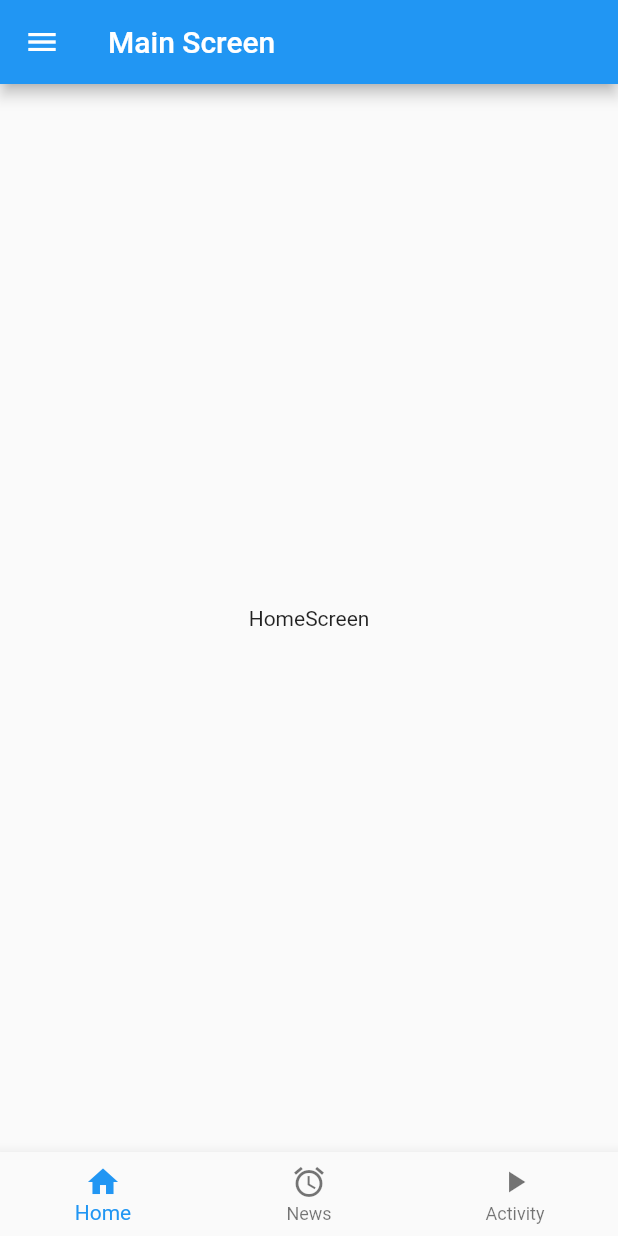
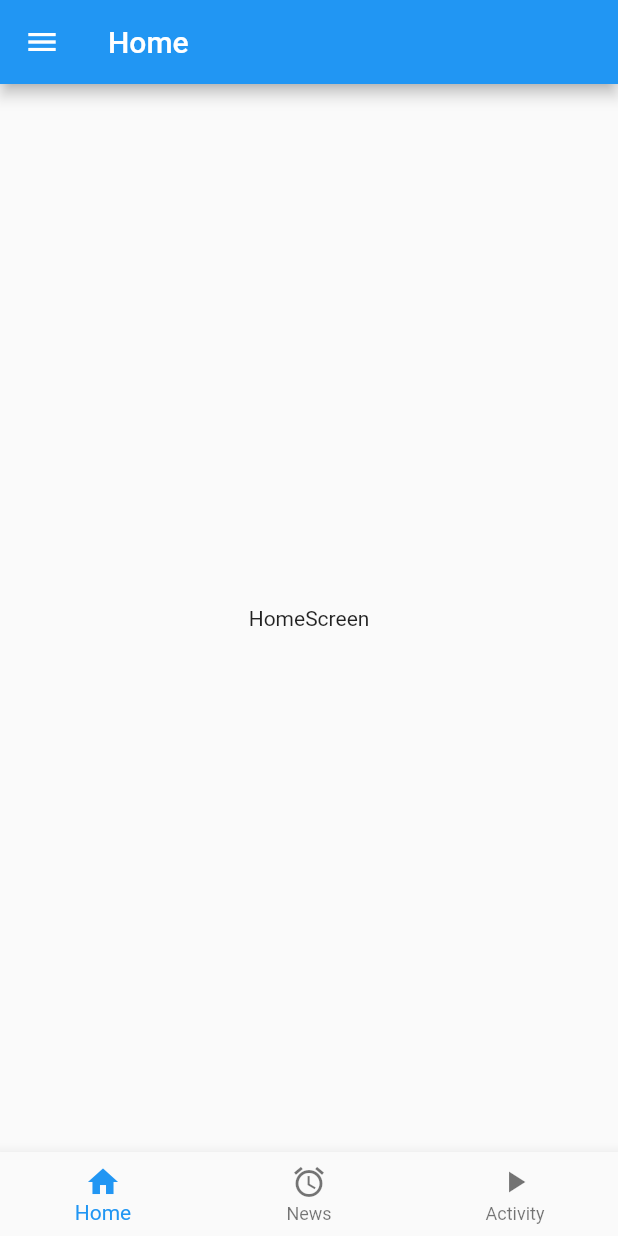
Before and after one commit to Mickuppom/layout_example, a Flutter app: the screen it shows after launch, on a phone screen of 412 x 824 dp. Run offline on Flutter 3.47's test engine with Material 2 defaults, Android fonts, the phone set to English and light mode, and no system bars.

Commit message:
Update main_screen.dart

```diff
--- a/layout_example/lib/screen/main_screen.dart
+++ b/layout_example/lib/screen/main_screen.dart
@@ -70,7 +70,7 @@ class _MainScreenState extends State<MainScreen> {
         ),
       ),
       appBar: AppBar(
-        title: Text("Main Screen"),
+        title: Text(pages[currentIndex].title),
       ),
       body: pages[currentIndex].page,
       bottomNavigationBar: BottomNavigationBar(
```
